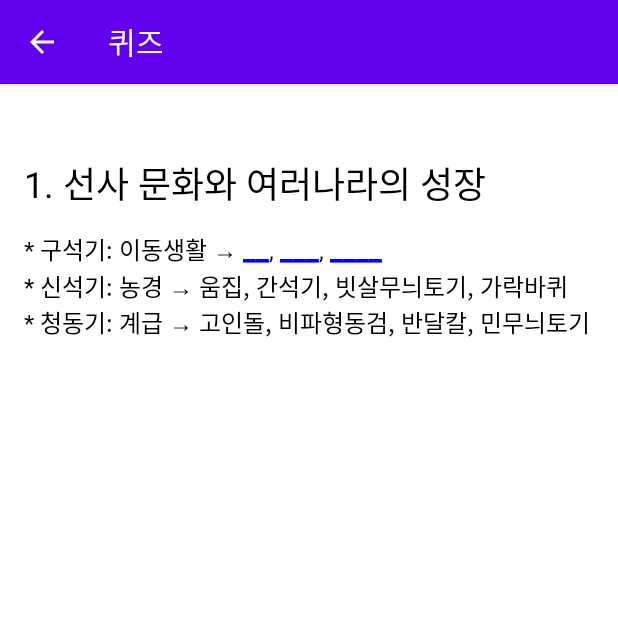
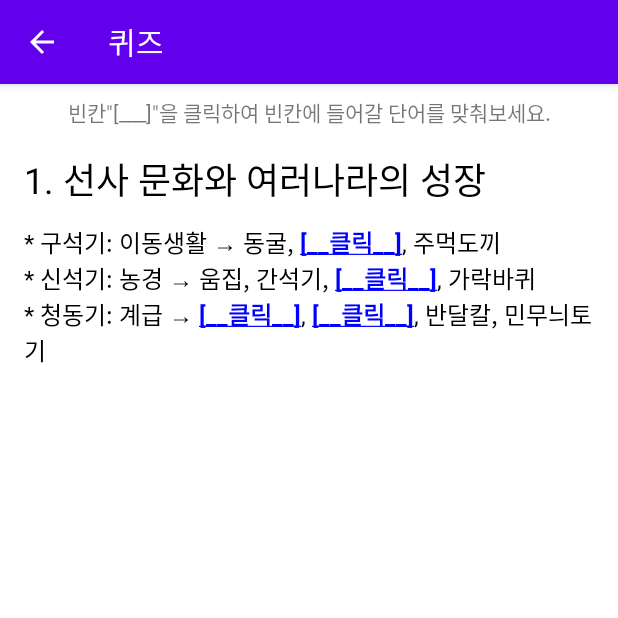
Before and after one commit to jbiglion22/KoreanHistoryNote, an Android app: the QuestionActivity screen opened directly, with no data from a screen before it, on a phone screen of 412 x 824 dp, the top half of it. Run offline under Robolectric (Android 15) with nearby library versions, the light colour scheme and no system bars; our stand-ins replace AdMob; 1 statement that could not run was skipped.

Commit message:
2022.6.12

```diff
--- a/app/build.gradle
+++ b/app/build.gradle
@@ -51,4 +51,5 @@ dependencies {
 //  implementation 'com.google.android.gms:play-services-ads-lite:21.0.0'
     implementation 'com.google.android.gms:play-services-ads:21.0.0'
     implementation project(':nativetemplates')
+
 }
--- a/app/src/main/java/com/jbiglion22/koreanhistorynote/ContentActivity.kt
+++ b/app/src/main/java/com/jbiglion22/koreanhistorynote/ContentActivity.kt
@@ -185,6 +185,8 @@ class ContentDataAnalysis {
             if (contentslideList[i].intStyle==1) {
 
                 //클릭
+                // 일단 막아놓음 -- 나중에 단어별 정보를 출력할때 다시 사용할것
+                /*
                 val ccs= object: ClickableSpan(){
                     override fun onClick(view: View) {
                         Toast.makeText(conAct, "내용: ${contentslideList[i].strText}", Toast.LENGTH_LONG).show()
@@ -221,6 +223,7 @@ class ContentDataAnalysis {
                     }
                 }
                 span.setSpan(ccs, contentslideList[i].intStart, contentslideList[i].intEnd, Spanned.SPAN_EXCLUSIVE_EXCLUSIVE)
+                */
 
                 // 볼드
                 val boldSpan = StyleSpan(Typeface.BOLD)
--- a/app/src/main/java/com/jbiglion22/koreanhistorynote/ContentItem.kt
+++ b/app/src/main/java/com/jbiglion22/koreanhistorynote/ContentItem.kt
@@ -11,8 +11,8 @@ val contentdataList = mutableListOf<ContentDataItem>(
         "1. 선사 문화와 여러나라의 성장",
     """
 * 구석기: 이동생활 → [[동굴||1]], [[땐석기||1]], [[주먹도끼||1]]
-* 신석기: 농경 → 움집, 간석기, 빗살무늬토기, 가락바퀴
-* 청동기: 계급 → 고인돌, 비파형동검, 반달칼, 민무늬토기
+* 신석기: 농경 → [[움집||1]], [[간석기||1]], [[빗살무늬토기||1]], [[가락바퀴||1]]
+* 청동기: 계급 → [[고인돌||1]], [[비파형동검||1]], [[반달칼||1]], [[민무늬토기||1]]
         """.trimIndent(),
         """
 선사시대는 구석기, 신석기, 청동기 시대가 중요합니다.
--- a/app/src/main/java/com/jbiglion22/koreanhistorynote/QuestionActivity.kt
+++ b/app/src/main/java/com/jbiglion22/koreanhistorynote/QuestionActivity.kt
@@ -44,7 +44,7 @@ class QuestionActivity : AppCompatActivity() {
         var actionBar = supportActionBar
         actionBar?.title = "퀴즈"
 
-        var quesrtiondataAnaysis= QuestionDataAnalysis(this, titlename.cont)
+        var quesrtiondataAnaysis= QuestionDataAnalysis(this, titlename.cont, binding)
         binding.tvTitle.text = titlename.name
         binding.tvContent.text = quesrtiondataAnaysis.span
         binding.tvContent.movementMethod = LinkMovementMethod()
@@ -101,17 +101,22 @@ class QuestionSliceItem {
     var intStyle=0
     var intStart=0
     var intEnd=0
-    var bCorrect = false // 정답인가?
+
+    var isQuestion=false // 문제인가?
+    var strAnswer=""     // 답변
+    var isCorrect = false // 정답인가?
 
     constructor(text:String) {
         strText = text
         intStyle = 0
     }
-    constructor(text:String, sty:Int, start:Int, end:Int) {
+    constructor(text:String, sty:Int, start:Int, end:Int, question:Boolean, answer:String) {
         strText = text
         intStyle = sty
         intStart = start
         intEnd = end
+        isQuestion=question
+        strAnswer = answer
     }
 }
 
@@ -121,14 +126,16 @@ class QuestionSliceItem {
 class QuestionDataAnalysis {
     val LOG_HEAD ="QuestionDataAnalysis"
     var questionslideList = mutableListOf<QuestionSliceItem>()
-    var span : SpannableStringBuilder
+    lateinit var span : SpannableStringBuilder
 
-    constructor(conAct : Context, fulltext: String) {
+    constructor(conAct : Context, fulltext: String, binding: ActivityQuestionBinding) {
 
         var cnt: Int =0 // questionslideList에 넣는 순서번호
         var loc0: Int =0
         var loc1: Int = 0
         var str : String =""
+
+        var range = (1..2)
 
         // 컨텐츠 내용을 분해함  ------------->>>>>
         while(fulltext.indexOf("[[",loc0)>0 ) {
@@ -140,9 +147,34 @@ class QuestionDataAnalysis {
             loc0 = loc1+2
             loc1 = fulltext.indexOf("]]",loc0)
             str = fulltext.substring(loc0,loc1)
-            if (str.indexOf("||",0)>0) {
+            if (str.indexOf("||",0)>0 ) {
                 var str_arr = str.split("||")
-                questionslideList.add(cnt, QuestionSliceItem(str_arr[0], str_arr[1].toInt(), cntNowLength(), cntNowLength()+str_arr[0].length))
+                if (range.random()==1) {
+                    var str = "[__클릭__]"
+                    questionslideList.add(
+                        cnt,
+                        QuestionSliceItem(
+                            str,
+                            str_arr[1].toInt(),
+                            cntNowLength(),
+                            cntNowLength() + str.length,
+                            true,
+                            str_arr[0]
+                        )
+                    )
+                } else {
+                    questionslideList.add(
+                        cnt,
+                        QuestionSliceItem(
+                            str_arr[0],
+                            str_arr[1].toInt(),
+                            cntNowLength(),
+                            cntNowLength() + str_arr[0].length,
+                            false,
+                            str_arr[0]
+                        )
+                    )
+                }
             } else {
                 questionslideList.add(cnt, QuestionSliceItem(str))
             }
@@ -159,6 +191,11 @@ class QuestionDataAnalysis {
 
         // 컨텐츠 내용을 분해함  -------------<<<<<<<<<<
 
+        remake(conAct, binding)
+
+    }
+
+    fun remake(conAct : Context, binding: ActivityQuestionBinding) {
         // 분해된 내용을 재조합함  ------------->>>>>>>>>>>>>>>>
 
         // SpannableStringBuilder로 속성을 입힌다.
@@ -167,14 +204,15 @@ class QuestionDataAnalysis {
             if (questionslideList[i].intStyle == 0) {
                 fullString_question = fullString_question + questionslideList[i].strText
             } else {
-                for (i in 1..questionslideList[i].strText.length)
-                    fullString_question += "_"
+                fullString_question = fullString_question + questionslideList[i].strText
+//                for (i in 1..questionslideList[i].strText.length)
+//                    fullString_question += "_"
             }
 
         }
         span = SpannableStringBuilder(fullString_question)
         for (i in questionslideList.indices) {
-            if (questionslideList[i].intStyle==1) {
+            if (questionslideList[i].intStyle==1 && questionslideList[i].isQuestion) {
 
                 //클릭
                 val ccs= object: ClickableSpan(){
@@ -200,18 +238,29 @@ class QuestionDataAnalysis {
                         btnAnswer.setOnClickListener{
                             dia.dismiss()
                             var edAnswer = v1.findViewById<EditText>(R.id.ed_answer)
-                            Toast.makeText(conAct, "답변: ${edAnswer.text}", Toast.LENGTH_SHORT).show()
+                            //Toast.makeText(conAct, "답변: ${edAnswer.text}", Toast.LENGTH_SHORT).show()
 
-                            if(edAnswer.text.toString() == questionslideList[i].strText ) {
-                                questionslideList[i].bCorrect = true        // 정답
-                                Toast.makeText(conAct, "맞았습니다.", Toast.LENGTH_LONG).show()
+                            if(edAnswer.text.toString() == questionslideList[i].strAnswer ) {
+                                questionslideList[i].isCorrect = true        // 정답
+                                //Toast.makeText(conAct, "맞았습니다.", Toast.LENGTH_LONG).show()
                             } else {
-                                questionslideList[i].bCorrect = false        // 오답
-                                Toast.makeText(conAct, "틀렸습니다.", Toast.LENGTH_LONG).show()
+                                questionslideList[i].isCorrect = false        // 오답
+                                //Toast.makeText(conAct, "틀렸습니다.", Toast.LENGTH_LONG).show()
                             }
+
+                            // 정답을 원래에 넣고
+                            questionslideList[i].strText = questionslideList[i].strAnswer
+                            questionslideList[i].intStyle = 2
+                            // 이후를 이동함
+                            questionslideList[i].intEnd += questionslideList[i].strText.length-"[__클릭__]".length
+                            for (j in i+1 until questionslideList.size) {
+                                questionslideList[j].intStart += questionslideList[i].strText.length-"[__클릭__]".length
+                                questionslideList[j].intEnd += questionslideList[i].strText.length-"[__클릭__]".length
+                            }
+                            remake(conAct, binding)
+                            binding.tvContent.text = span
                         }
                         // 답변 다이얼로그 출력 -----------------------<<<<
-
                     }
                 }
                 span.setSpan(ccs, questionslideList[i].intStart, questionslideList[i].intEnd, Spanned.SPAN_EXCLUSIVE_EXCLUSIVE)
@@ -221,16 +270,46 @@ class QuestionDataAnalysis {
                 span.setSpan(boldSpan, questionslideList[i].intStart, questionslideList[i].intEnd, Spanned.SPAN_EXCLUSIVE_EXCLUSIVE)
 
                 // 크기
-                val sizeBigSpan = RelativeSizeSpan(1.2f)
+                val sizeBigSpan = RelativeSizeSpan(1f)
                 span.setSpan(sizeBigSpan, questionslideList[i].intStart, questionslideList[i].intEnd, Spanned.SPAN_EXCLUSIVE_EXCLUSIVE)
 
                 // 색상
                 val colorBlueSpan = ForegroundColorSpan(Color.BLUE)
                 span.setSpan(colorBlueSpan, questionslideList[i].intStart, questionslideList[i].intEnd, Spanned.SPAN_EXCLUSIVE_EXCLUSIVE)
 
+            } else if (questionslideList[i].intStyle==2) {
+                // 볼드
+                val boldSpan = StyleSpan(Typeface.BOLD)
+                span.setSpan(boldSpan, questionslideList[i].intStart, questionslideList[i].intEnd, Spanned.SPAN_EXCLUSIVE_EXCLUSIVE)
+
+                // 크기
+                val sizeBigSpan = RelativeSizeSpan(1.0f)
+                span.setSpan(sizeBigSpan, questionslideList[i].intStart, questionslideList[i].intEnd, Spanned.SPAN_EXCLUSIVE_EXCLUSIVE)
+
+                if (questionslideList[i].isCorrect) {
+                    // 색상
+                    val colorBlueSpan = ForegroundColorSpan(Color.BLUE)
+                    span.setSpan(
+                        colorBlueSpan,
+                        questionslideList[i].intStart,
+                        questionslideList[i].intEnd,
+                        Spanned.SPAN_EXCLUSIVE_EXCLUSIVE
+                    )
+                } else {
+                    // 색상
+                    val colorBlueSpan = ForegroundColorSpan(Color.RED)
+                    span.setSpan(
+                        colorBlueSpan,
+                        questionslideList[i].intStart,
+                        questionslideList[i].intEnd,
+                        Spanned.SPAN_EXCLUSIVE_EXCLUSIVE
+                    )
+                }
             }
         }
         // 분해된 내용을 재조합함  -------------<<<<<<<<
+
+
     }
 
     // 현재까지 분해한것을 조합했을경우 길이를 리턴함
--- a/app/src/main/res/layout/activity_question.xml
+++ b/app/src/main/res/layout/activity_question.xml
@@ -5,6 +5,18 @@
     android:layout_width="match_parent"
     android:layout_height="match_parent"
     tools:context=".QuestionActivity">
+
+    <TextView
+        android:id="@+id/textView6"
+        android:layout_width="wrap_content"
+        android:layout_height="wrap_content"
+        android:layout_marginStart="8dp"
+        android:layout_marginTop="8dp"
+        android:layout_marginEnd="8dp"
+        android:text="빈칸&quot;[___]&quot;을 클릭하여 빈칸에 들어갈 단어를 맞춰보세요."
+        app:layout_constraintEnd_toEndOf="parent"
+        app:layout_constraintStart_toStartOf="parent"
+        app:layout_constraintTop_toTopOf="parent" />
 
     <ScrollView
         android:layout_width="match_parent"
@@ -16,21 +28,23 @@
         app:layout_constraintBottom_toTopOf="@+id/adView"
         app:layout_constraintEnd_toEndOf="parent"
         app:layout_constraintStart_toStartOf="parent"
-        app:layout_constraintTop_toTopOf="parent">
+        app:layout_constraintTop_toBottomOf="@+id/textView6">
 
         <LinearLayout
             android:layout_width="match_parent"
             android:layout_height="wrap_content"
             android:orientation="vertical">
+
             <TextView
                 android:id="@+id/tv_title"
                 android:layout_width="wrap_content"
                 android:layout_height="wrap_content"
                 android:layout_marginStart="8dp"
-                android:layout_marginTop="40dp"
+                android:layout_marginTop="8dp"
                 android:text="제목"
                 android:textColor="#000000"
                 android:textSize="24sp" />
+
             <TextView
                 android:id="@+id/tv_content"
                 android:layout_width="match_parent"
```
Also changed, not shown: 12 other files.
